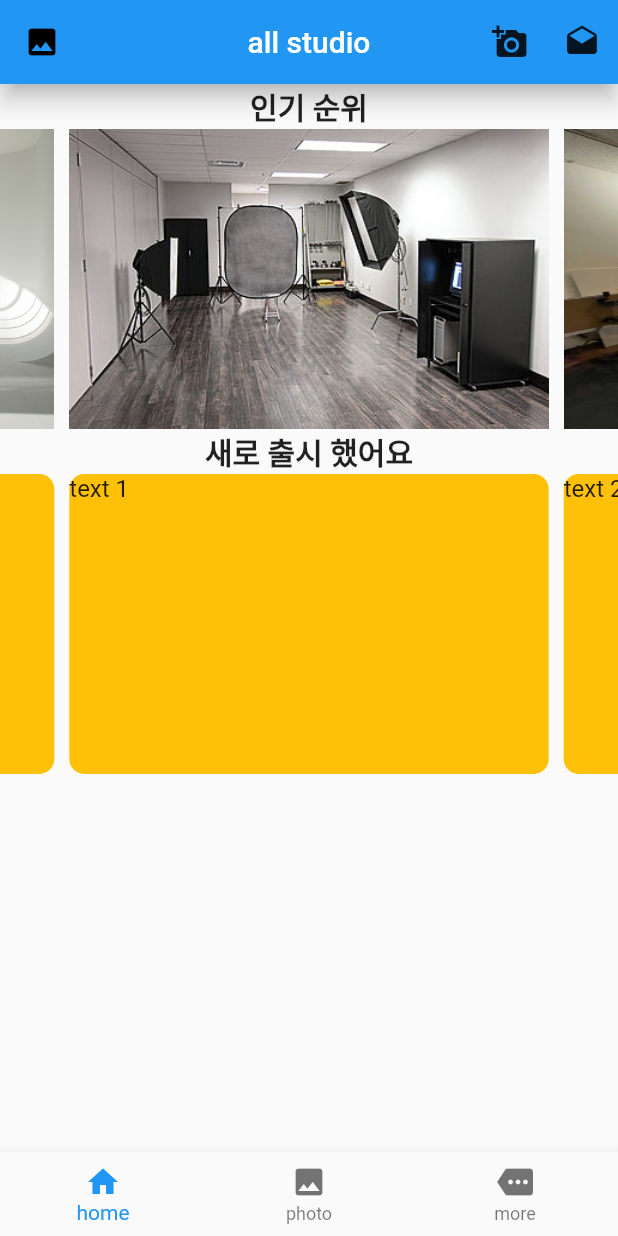
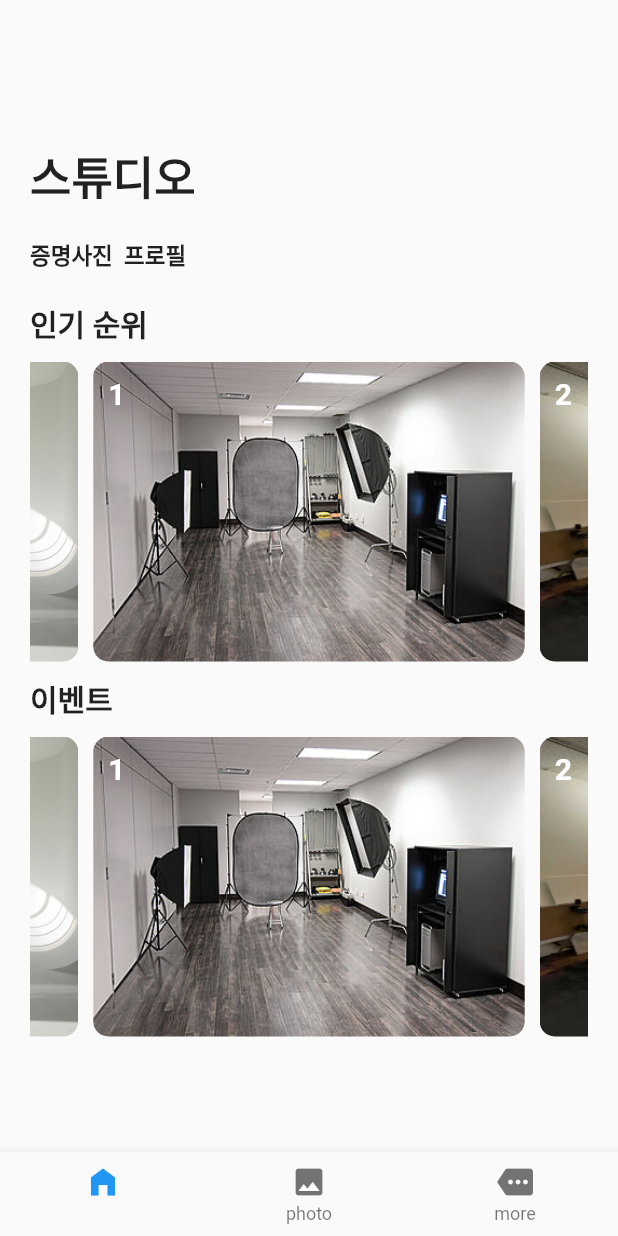
Before and after one commit to zimkjh/all_studio, a Flutter app: the screen it shows after launch, on a phone screen of 412 x 824 dp. Run offline on Flutter 3.47's test engine with Material 2 defaults, Android fonts, the phone set to English and light mode, and no system bars; drawn by our look-alikes of carousel_slider.

Commit message:
main - 사진 뜨는 형식 맞추고, 사진 클릭시 /photo 로 넘어가게 함

```diff
--- a/lib/main.dart
+++ b/lib/main.dart
@@ -24,47 +24,40 @@ class HomeScreen extends StatefulWidget {
 
 class _HomeScreenState extends State<HomeScreen> {
   var _pageIndex = 0;
+  final _controller = new ScrollController();
 
   @override
   Widget build(BuildContext context) {
     return Scaffold(
-      appBar: AppBar(
-        centerTitle: true,
-        elevation: 6,
-        leading: IconButton(
-          onPressed: () {
-            Navigator.pushNamed(context, '/photo');
-          },
-          icon: const Icon(Icons.photo, color: Colors.black,)
-        ),
-        actions: [
-          IconButton(
-            onPressed: () {},
-            icon: const Icon(
-              Icons.add_a_photo,
-              color: Colors.black87,
+      body: SingleChildScrollView(
+        padding: const EdgeInsets.all(20),
+        child: Column(
+          crossAxisAlignment: CrossAxisAlignment.start,
+          children: [
+            const SizedBox(
+              height: 75,
             ),
-          ),
-          IconButton(
-            onPressed: () {},
-            icon: const Icon(
-              Icons.drafts,
-              color: Colors.black87,
+            const Text(
+              '스튜디오',
+              style: TextStyle(fontSize: 30, fontWeight: FontWeight.bold),
             ),
-          ),
-        ],
-        title: const Text('all studio'),
-      ),
-      body: SingleChildScrollView(child: Center(
-        child: Column(
-          children: [
+            const SizedBox(
+              height: 20,
+            ),
+            const Text(
+              '증명사진  프로필',
+              style: TextStyle(fontSize: 15, fontWeight: FontWeight.bold),
+            ),
+            const SizedBox(
+              height: 20,
+            ),
             _pageOfTop(),
             _pageOfMiddle(),
             _pageOfThird(),
             _pageOfFourth(),
           ],
         ),
-      ),),
+      ),
       bottomNavigationBar: BottomNavigationBar(
         onTap: (value) {
           setState(() {
@@ -73,8 +66,8 @@ class _HomeScreenState extends State<HomeScreen> {
         },
         items: const [
           BottomNavigationBarItem(
-            icon: Icon(Icons.home),
-            label: 'home',
+            icon: Icon(Icons.home_filled),
+            label: '',
           ),
           BottomNavigationBarItem(
             icon: Icon(Icons.photo),
@@ -97,6 +90,9 @@ Widget _pageOfTop() {
         '인기 순위',
         style: TextStyle(fontSize: 20, fontWeight: FontWeight.bold),
       ),
+      SizedBox(
+        height: 10,
+      ),
     ],
   );
 }
@@ -104,16 +100,33 @@ Widget _pageOfTop() {
 Widget _pageOfMiddle() {
   return CarouselSlider(
     options: CarouselOptions(height: 200.0),
-    items: [1,2,3,4,5].map((i) {
+    items: [1, 2, 3, 4, 5].map((i) {
       return Builder(
         builder: (BuildContext context) {
-          return Container(
-              width: MediaQuery.of(context).size.width/1.2,
-              margin: EdgeInsets.symmetric(horizontal: 5.0),
-              decoration: const BoxDecoration(
-                borderRadius: BorderRadius.all(Radius.circular(10)),
+          return GestureDetector(
+            onTap: () {
+              Navigator.pushNamed(context, '/photo');
+            },
+            child: Container(
+              width: MediaQuery.of(context).size.width,
+              margin: const EdgeInsets.symmetric(horizontal: 5.0),
+              decoration: BoxDecoration(
+                borderRadius: const BorderRadius.all(Radius.circular(10)),
+                image: DecorationImage(
+                    image: AssetImage('assets/images/studio$i.jpg'),
+                    fit: BoxFit.fill),
               ),
-              child: Image.asset('assets/images/studio$i.jpg', fit: BoxFit.fill)
+              child: Container(
+                margin: const EdgeInsets.all(10),
+                child: Text(
+                  "$i",
+                  style: const TextStyle(
+                      fontSize: 20,
+                      color: Colors.white,
+                      fontWeight: FontWeight.bold),
+                ),
+              ),
+            ),
           );
         },
       );
@@ -124,9 +137,15 @@ Widget _pageOfMiddle() {
 Widget _pageOfThird() {
   return Column(
     children: const [
+      SizedBox(
+        height: 10,
+      ),
       Text(
-        '새로 출시 했어요',
+        '이벤트',
         style: TextStyle(fontSize: 20, fontWeight: FontWeight.bold),
+      ),
+      SizedBox(
+        height: 10,
       ),
     ],
   );
@@ -135,17 +154,33 @@ Widget _pageOfThird() {
 Widget _pageOfFourth() {
   return CarouselSlider(
     options: CarouselOptions(height: 200.0),
-    items: [1,2,3,4,5].map((i) {
+    items: [1, 2, 3, 4, 5].map((i) {
       return Builder(
         builder: (BuildContext context) {
-          return Container(
-              width: MediaQuery.of(context).size.width/1.2,
-              margin: EdgeInsets.symmetric(horizontal: 5.0),
-              decoration: const BoxDecoration(
-                  color: Colors.amber,
-                borderRadius: BorderRadius.all(Radius.circular(10))
+          return GestureDetector(
+            onTap: () {
+              Navigator.pushNamed(context, '/photo');
+            },
+            child: Container(
+              width: MediaQuery.of(context).size.width,
+              margin: const EdgeInsets.symmetric(horizontal: 5.0),
+              decoration: BoxDecoration(
+                borderRadius: const BorderRadius.all(Radius.circular(10)),
+                image: DecorationImage(
+                    image: AssetImage('assets/images/studio$i.jpg'),
+                    fit: BoxFit.fill),
               ),
-              child: Text('text $i', style: TextStyle(fontSize: 16.0),)
+              child: Container(
+                margin: const EdgeInsets.all(10),
+                child: Text(
+                  "$i",
+                  style: const TextStyle(
+                      fontSize: 20,
+                      color: Colors.white,
+                      fontWeight: FontWeight.bold),
+                ),
+              ),
+            ),
           );
         },
       );
```
